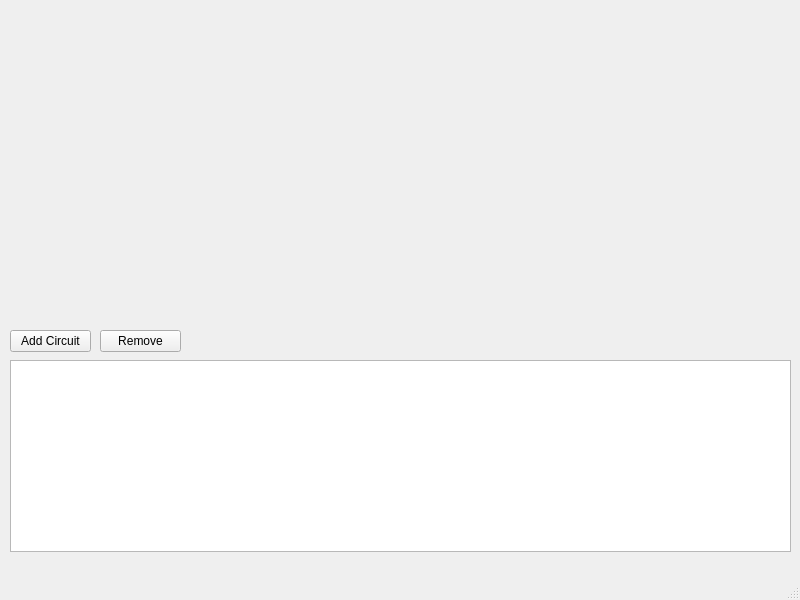
Above: designer_windows/spacecraftdesigner.ui from QuakeIV/pax-interitus before the change. Below: the same form after it.
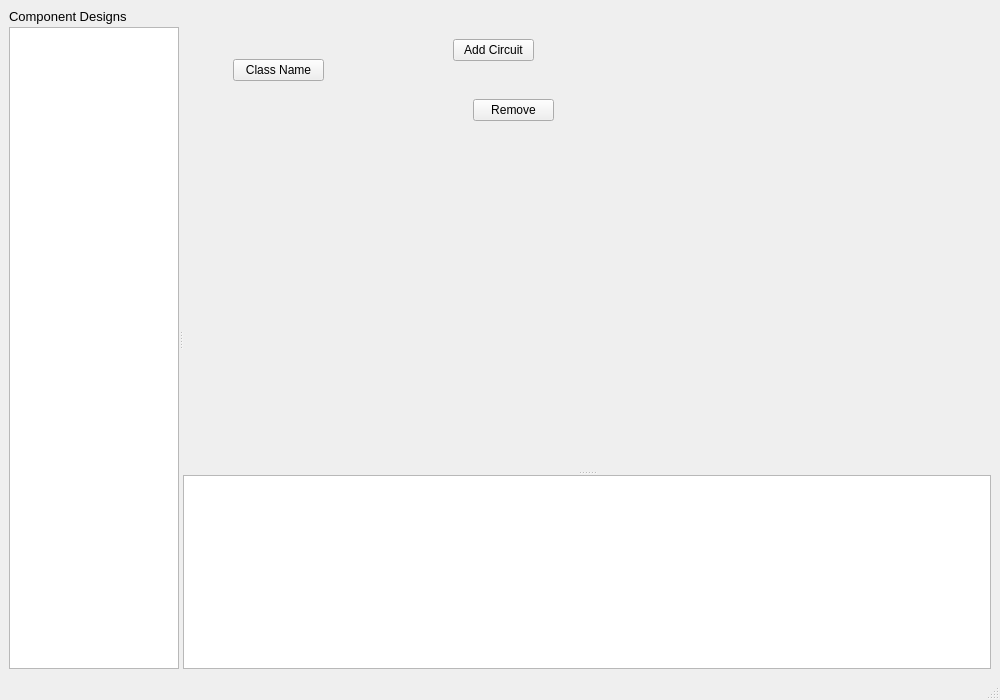
That is the form after the change.

What changed in the file:
```diff
--- a/designer_windows/spacecraftdesigner.ui
+++ b/designer_windows/spacecraftdesigner.ui
@@ -6,74 +6,276 @@
    <rect>
     <x>0</x>
     <y>0</y>
-    <width>800</width>
-    <height>600</height>
+    <width>1000</width>
+    <height>700</height>
    </rect>
   </property>
+  <property name="sizePolicy">
+   <sizepolicy hsizetype="MinimumExpanding" vsizetype="Minimum">
+    <horstretch>0</horstretch>
+    <verstretch>0</verstretch>
+   </sizepolicy>
+  </property>
   <property name="windowTitle">
    <string>Spacecraft Designer</string>
   </property>
   <widget class="QWidget" name="centralwidget">
-   <widget class="QPushButton" name="circuitadd">
-    <property name="geometry">
-     <rect>
-      <x>10</x>
-      <y>330</y>
-      <width>81</width>
-      <height>22</height>
-     </rect>
+   <property name="sizePolicy">
+    <sizepolicy hsizetype="MinimumExpanding" vsizetype="Minimum">
+     <horstretch>0</horstretch>
+     <verstretch>0</verstretch>
+    </sizepolicy>
+   </property>
+   <property name="minimumSize">
+    <size>
+     <width>1000</width>
+     <height>659</height>
+    </size>
+   </property>
+   <layout class="QHBoxLayout" name="horizontalLayout">
+    <property name="spacing">
+     <number>0</number>
     </property>
-    <property name="text">
-     <string>Add Circuit</string>
-    </property>
-   </widget>
-   <widget class="QPushButton" name="circuitremove">
-    <property name="geometry">
-     <rect>
-      <x>100</x>
-      <y>330</y>
-      <width>81</width>
-      <height>22</height>
-     </rect>
-    </property>
-    <property name="text">
-     <string>Remove</string>
-    </property>
-   </widget>
-   <widget class="QTreeView" name="circuitview">
-    <property name="geometry">
-     <rect>
-      <x>10</x>
-      <y>360</y>
-      <width>781</width>
-      <height>192</height>
-     </rect>
-    </property>
-    <property name="acceptDrops">
-     <bool>true</bool>
-    </property>
-    <property name="dragEnabled">
-     <bool>true</bool>
-    </property>
-    <property name="dragDropMode">
-     <enum>QAbstractItemView::DragDrop</enum>
-    </property>
-    <property name="defaultDropAction">
-     <enum>Qt::MoveAction</enum>
-    </property>
-    <property name="selectionMode">
-     <enum>QAbstractItemView::ContiguousSelection</enum>
-    </property>
-    <property name="indentation">
-     <number>10</number>
-    </property>
-    <property name="expandsOnDoubleClick">
-     <bool>false</bool>
-    </property>
-    <attribute name="headerDefaultSectionSize">
-     <number>200</number>
-    </attribute>
-   </widget>
+    <item>
+     <widget class="QSplitter" name="splitter">
+      <property name="sizePolicy">
+       <sizepolicy hsizetype="Expanding" vsizetype="Minimum">
+        <horstretch>0</horstretch>
+        <verstretch>0</verstretch>
+       </sizepolicy>
+      </property>
+      <property name="orientation">
+       <enum>Qt::Horizontal</enum>
+      </property>
+      <property name="childrenCollapsible">
+       <bool>false</bool>
+      </property>
+      <widget class="QWidget" name="componentlistcontainer" native="true">
+       <property name="sizePolicy">
+        <sizepolicy hsizetype="Expanding" vsizetype="Minimum">
+         <horstretch>1</horstretch>
+         <verstretch>0</verstretch>
+        </sizepolicy>
+       </property>
+       <property name="minimumSize">
+        <size>
+         <width>170</width>
+         <height>0</height>
+        </size>
+       </property>
+       <property name="maximumSize">
+        <size>
+         <width>500</width>
+         <height>16777215</height>
+        </size>
+       </property>
+       <property name="baseSize">
+        <size>
+         <width>0</width>
+         <height>0</height>
+        </size>
+       </property>
+       <property name="styleSheet">
+        <string notr="true"/>
+       </property>
+       <layout class="QVBoxLayout" name="verticalLayout">
+        <property name="spacing">
+         <number>3</number>
+        </property>
+        <property name="leftMargin">
+         <number>0</number>
+        </property>
+        <property name="topMargin">
+         <number>0</number>
+        </property>
+        <property name="rightMargin">
+         <number>0</number>
+        </property>
+        <property name="bottomMargin">
+         <number>0</number>
+        </property>
+        <item>
+         <widget class="QLabel" name="componentdesignlabel">
+          <property name="sizePolicy">
+           <sizepolicy hsizetype="MinimumExpanding" vsizetype="Fixed">
+            <horstretch>0</horstretch>
+            <verstretch>0</verstretch>
+           </sizepolicy>
+          </property>
+          <property name="font">
+           <font>
+            <pointsize>10</pointsize>
+           </font>
+          </property>
+          <property name="text">
+           <string>Component Designs</string>
+          </property>
+         </widget>
+        </item>
+        <item>
+         <widget class="QListWidget" name="componentdesignlist">
+          <property name="sizePolicy">
+           <sizepolicy hsizetype="Expanding" vsizetype="Minimum">
+            <horstretch>0</horstretch>
+            <verstretch>0</verstretch>
+           </sizepolicy>
+          </property>
+          <property name="minimumSize">
+           <size>
+            <width>0</width>
+            <height>0</height>
+           </size>
+          </property>
+          <property name="baseSize">
+           <size>
+            <width>0</width>
+            <height>0</height>
+           </size>
+          </property>
+         </widget>
+        </item>
+       </layout>
+      </widget>
+      <widget class="QWidget" name="rightsidewidget" native="true">
+       <property name="sizePolicy">
+        <sizepolicy hsizetype="Expanding" vsizetype="Minimum">
+         <horstretch>5</horstretch>
+         <verstretch>0</verstretch>
+        </sizepolicy>
+       </property>
+       <property name="minimumSize">
+        <size>
+         <width>808</width>
+         <height>0</height>
+        </size>
+       </property>
+       <layout class="QVBoxLayout" name="verticalLayout_2">
+        <property name="spacing">
+         <number>0</number>
+        </property>
+        <property name="leftMargin">
+         <number>0</number>
+        </property>
+        <property name="topMargin">
+         <number>0</number>
+        </property>
+        <property name="rightMargin">
+         <number>0</number>
+        </property>
+        <property name="bottomMargin">
+         <number>0</number>
+        </property>
+        <item>
+         <widget class="QSplitter" name="splitter_2">
+          <property name="sizePolicy">
+           <sizepolicy hsizetype="Preferred" vsizetype="Minimum">
+            <horstretch>0</horstretch>
+            <verstretch>0</verstretch>
+           </sizepolicy>
+          </property>
+          <property name="orientation">
+           <enum>Qt::Vertical</enum>
+          </property>
+          <property name="childrenCollapsible">
+           <bool>false</bool>
+          </property>
+          <widget class="QWidget" name="widget" native="true">
+           <property name="sizePolicy">
+            <sizepolicy hsizetype="Expanding" vsizetype="Minimum">
+             <horstretch>0</horstretch>
+             <verstretch>1</verstretch>
+            </sizepolicy>
+           </property>
+           <property name="minimumSize">
+            <size>
+             <width>0</width>
+             <height>457</height>
+            </size>
+           </property>
+           <widget class="QPushButton" name="designname">
+            <property name="geometry">
+             <rect>
+              <x>50</x>
+              <y>50</y>
+              <width>91</width>
+              <height>22</height>
+             </rect>
+            </property>
+            <property name="text">
+             <string>Class Name</string>
+            </property>
+           </widget>
+           <widget class="QPushButton" name="circuitadd">
+            <property name="geometry">
+             <rect>
+              <x>270</x>
+              <y>30</y>
+              <width>81</width>
+              <height>22</height>
+             </rect>
+            </property>
+            <property name="text">
+             <string>Add Circuit</string>
+            </property>
+           </widget>
+           <widget class="QPushButton" name="circuitremove">
+            <property name="geometry">
+             <rect>
+              <x>290</x>
+              <y>90</y>
+              <width>81</width>
+              <height>22</height>
+             </rect>
+            </property>
+            <property name="text">
+             <string>Remove</string>
+            </property>
+           </widget>
+          </widget>
+          <widget class="QTextEdit" name="designtext">
+           <property name="sizePolicy">
+            <sizepolicy hsizetype="Expanding" vsizetype="Minimum">
+             <horstretch>0</horstretch>
+             <verstretch>1</verstretch>
+            </sizepolicy>
+           </property>
+           <property name="minimumSize">
+            <size>
+             <width>0</width>
+             <height>180</height>
+            </size>
+           </property>
+           <property name="sizeIncrement">
+            <size>
+             <width>0</width>
+             <height>0</height>
+            </size>
+           </property>
+           <property name="baseSize">
+            <size>
+             <width>0</width>
+             <height>0</height>
+            </size>
+           </property>
+           <property name="font">
+            <font>
+             <family>FreeMono</family>
+             <pointsize>12</pointsize>
+             <bold>false</bold>
+             <kerning>false</kerning>
+            </font>
+           </property>
+           <property name="readOnly">
+            <bool>true</bool>
+           </property>
+          </widget>
+         </widget>
+        </item>
+       </layout>
+      </widget>
+     </widget>
+    </item>
+   </layout>
   </widget>
   <widget class="QMenuBar" name="menubar">
    <property name="geometry">
```
Left out of the diff: 2 changed lines with no effect on the pictures.
